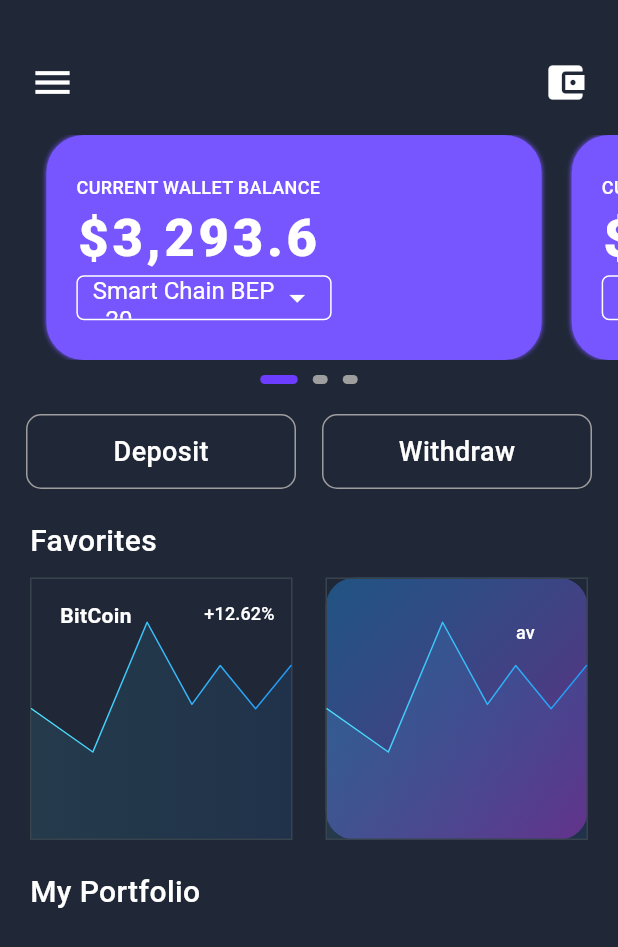
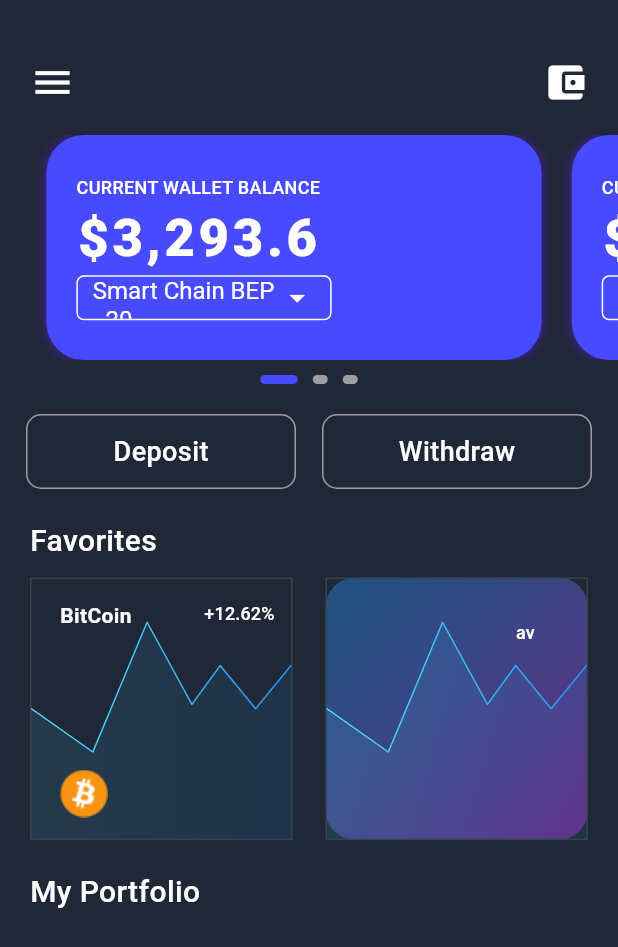
Before and after one commit to nicowalter256/crypto-wallet-app, a Flutter app: the screen it shows after launch, on a phone screen of 412 x 824 dp. Shown: the top 947 px of the screen. Run offline on Flutter 3.47's test engine with Material 3 defaults, Android fonts, the phone set to English and light mode, and no system bars; drawn by our look-alikes of fl_chart.

Commit message:
btc commit

```diff
--- a/lib/flcharts/line_chart_sample2.dart
+++ b/lib/flcharts/line_chart_sample2.dart
@@ -83,6 +83,13 @@ class _LineChartSample2State extends State<LineChartSample2> {
                         color: Colors.white,
                         fontWeight: FontWeight.w600,
                       ),
+                    ),
+                  ),
+                  Positioned(
+                    bottom: 15,
+                    left: 20,
+                    child: Image.asset(
+                      'assets/bitcoin.png',
                     ),
                   ),
                 ],
--- a/lib/home_screen.dart
+++ b/lib/home_screen.dart
@@ -38,7 +38,11 @@ class _HomeScreenState extends State<HomeScreen> {
             margin: const EdgeInsets.symmetric(horizontal: 20),
             child: const Row(
               children: [
-                Icon(Icons.menu, size: 30, color: Colors.white),
+                Icon(
+                  Icons.menu,
+                  size: 30,
+                  color: Colors.white,
+                ),
                 Spacer(),
                 Icon(Icons.account_balance_wallet,
                     size: 30, color: Colors.white),
@@ -69,11 +73,12 @@ class _HomeScreenState extends State<HomeScreen> {
                     decoration: BoxDecoration(
                       boxShadow: const [
                         BoxShadow(
-                          blurRadius: 2,
-                          color: Color.fromARGB(255, 119, 85, 255),
+                          blurRadius: 5,
+                          color: Color.fromRGBO(76, 27, 181, 100),
+                          blurStyle: BlurStyle.outer,
                         )
                       ],
-                      color: const Color.fromARGB(255, 119, 85, 255),
+                      color: const Color.fromARGB(255, 71, 74, 255),
                       borderRadius: BorderRadius.circular(25),
                     ),
                     child: Container(
@@ -120,7 +125,7 @@ class _HomeScreenState extends State<HomeScreen> {
                                 ),
                               ),
                               dropdownColor:
-                                  const Color.fromARGB(255, 119, 85, 255),
+                                  const Color.fromARGB(255, 71, 74, 255),
                               items: items.map(
                                 (String item) {
                                   return DropdownMenuItem<String>(
@@ -144,7 +149,9 @@ class _HomeScreenState extends State<HomeScreen> {
                               underline:
                                   Container(), // Removes the default underline
                               style: const TextStyle(
-                                  color: Colors.deepPurple, fontSize: 16),
+                                color: Colors.deepPurple,
+                                fontSize: 16,
+                              ),
                             ),
                           ),
                         ],
@@ -168,7 +175,7 @@ class _HomeScreenState extends State<HomeScreen> {
                 height: 6,
                 decoration: BoxDecoration(
                   color: _currentPage == index
-                      ? const Color.fromRGBO(108, 61, 255, 100)
+                      ? const Color.fromARGB(255, 71, 74, 255)
                       : Colors.grey,
                   borderRadius: BorderRadius.circular(15),
                 ),
@@ -193,7 +200,7 @@ class _HomeScreenState extends State<HomeScreen> {
                   width: 180,
                   decoration: BoxDecoration(
                     color: isFirstButtonActive
-                        ? const Color.fromARGB(255, 110, 74, 255)
+                        ? const Color.fromARGB(255, 71, 74, 255)
                         : Colors.transparent,
                     border: Border.all(
                       color: isFirstButtonActive
@@ -226,7 +233,7 @@ class _HomeScreenState extends State<HomeScreen> {
                   width: 180,
                   decoration: BoxDecoration(
                     color: isSecondButtonActive
-                        ? const Color.fromARGB(255, 110, 74, 255)
+                        ? const Color.fromARGB(255, 71, 74, 255)
                         : Colors.transparent,
                     border: Border.all(
                       color: isSecondButtonActive
```
